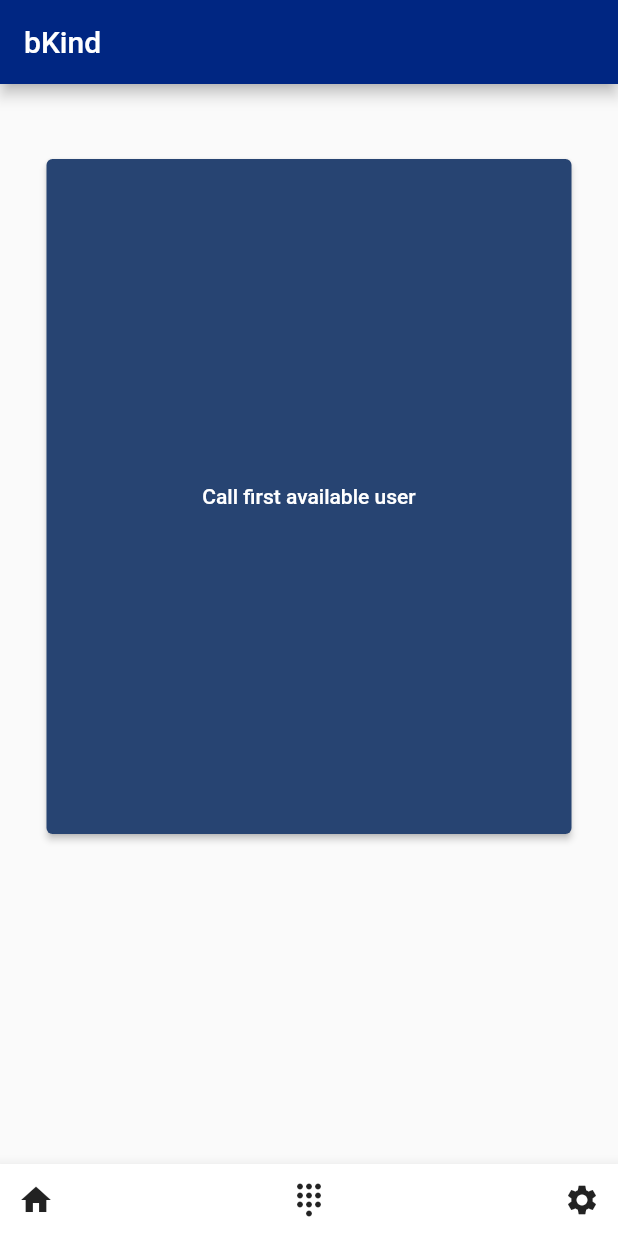
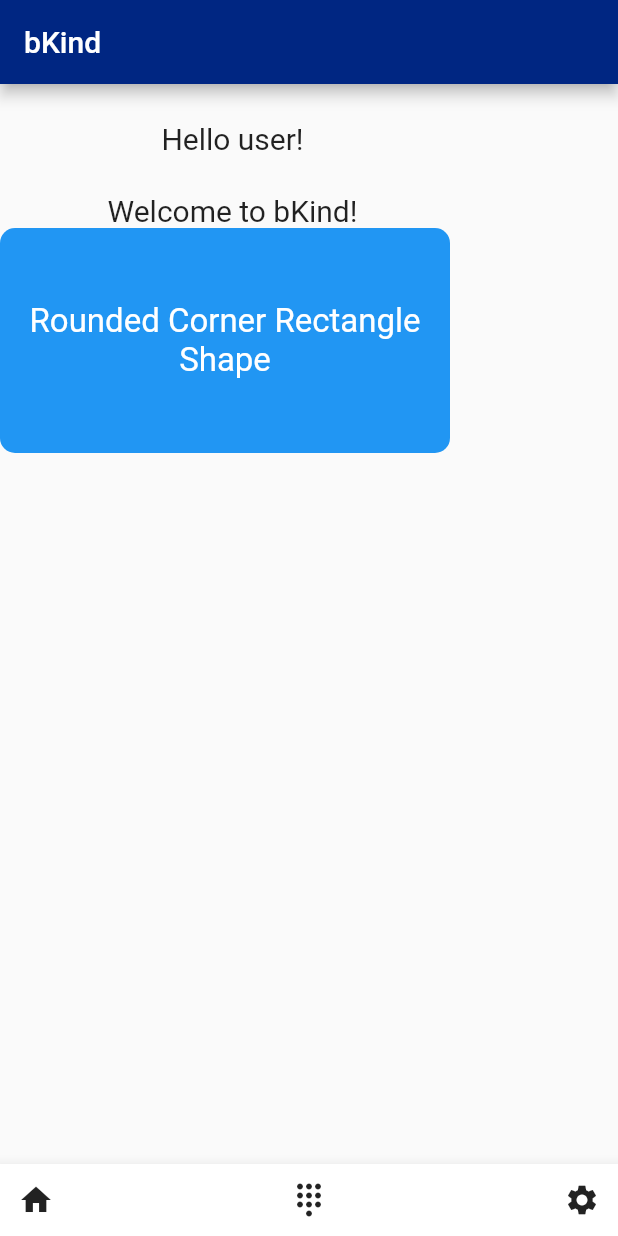
Before and after one commit to therajtiwari/BKind, a Flutter app: the screen it shows after launch, after a tap on the "home" icon, on a phone screen of 412 x 824 dp. Run offline on Flutter 3.47's test engine with Material 2 defaults, Android fonts, the phone set to English and light mode, and no system bars.

Commit message:
new home

```diff
--- a/lib/main.dart
+++ b/lib/main.dart
@@ -5,15 +5,16 @@ import 'package:bkind/screens/welcome_screen.dart';
 import 'package:bkind/screens/login.dart';
 import 'package:bkind/screens/login_signup.dart';
 import 'package:bkind/screens/Home.dart';
+import 'package:bkind/screens/Home_vol.dart';
 import 'package:bkind/utils/constants.dart';
 import 'package:flutter/material.dart';
 
 void main() {
   runApp(
     MaterialApp(
-      initialRoute: '/auth/Home.dart',
+      initialRoute: '/auth/Home_vol.dart',
       routes: {
-        '/': (context) => Home(),
+        '/': (context) => Home_vol(),
         '/auth': (context) => LoginSignupScreen(),
         '/auth/register': (context) => Register(),
         '/auth/login': (context) => Login(),
--- a/lib/screens/Home.dart
+++ b/lib/screens/Home.dart
@@ -17,7 +17,11 @@ class Home extends StatelessWidget {
             Container(
               alignment: Alignment.topCenter,
               margin: EdgeInsets.only(
-                  left: 7.0, right: 7.0, top: 50.0, bottom: 10.0),
+                left: 7.0,
+                right: 7.0,
+                top: 50.0,
+                bottom: 10.0,
+              ),
               child: ElevatedButton(
                 style: ElevatedButton.styleFrom(
                   minimumSize: const Size(350, 450),
--- /dev/null
+++ b/lib/screens/Home_vol.dart
@@ -0,0 +1,94 @@
+import 'package:bkind/utils/constants.dart';
+import 'package:flutter/material.dart';
+
+// void main() => runApp(Home());
+
+class Home_vol extends StatelessWidget {
+  @override
+  Widget build(BuildContext context) {
+    return MaterialApp(
+      home: Scaffold(
+        appBar: AppBar(
+          title: Text('bKind'),
+          backgroundColor: colorDarkBlue,
+        ), //AppBar
+        body: SingleChildScrollView(
+          child: Column(
+            children: [
+              // Container(
+              //   margin: EdgeInsets.only(
+              //     left: 7.0,
+              //     top: 25.0,
+              //   ),
+              //   child: Text(
+              //     "Hello user_name"
+              //   ),
+              // ),
+              Container(
+                // width: 200.0,
+                // height: 100.0,
+                margin: EdgeInsets.only(
+                  left: 10,
+                  top: 25,
+                  // bottom: 0,
+                ),
+                child: Text(
+                  "Hello user!",
+                  style: TextStyle(fontSize: 20),
+                ),
+              ),
+              Container(
+                // width: 200.0,
+                // height: 100.0,
+                margin: EdgeInsets.only(
+                  left: 10,
+                  top: 25,
+                ),
+                child: Text(
+                  "Welcome to bKind!",
+                  style: TextStyle(fontSize: 20),
+                ),
+              ),
+              Container(
+                height: 150.0,
+                width: 300.0,
+                color: Colors.transparent,
+                // margin: EdgeInsets.all(20),
+                child: Container(
+                    decoration: BoxDecoration(
+                        color: Colors.blue,
+                        borderRadius: BorderRadius.all(Radius.circular(10.0))),
+                    child: new Center(
+                      child: new Text(
+                        "Rounded Corner Rectangle Shape",
+                        style: TextStyle(color: Colors.white, fontSize: 22),
+                        textAlign: TextAlign.center,
+                      ),
+                    )),
+              ),
+            ],
+          ),
+        ),
+        bottomNavigationBar: BottomAppBar(
+            child: Row(
+          mainAxisAlignment: MainAxisAlignment.spaceBetween,
+          children: [
+            IconButton(
+              icon: Icon(Icons.home),
+              onPressed: () {},
+            ),
+            IconButton(
+              icon: Icon(Icons.dialpad_outlined),
+              // alignment: Center,
+              onPressed: () {},
+            ),
+            IconButton(
+              icon: Icon(Icons.settings),
+              onPressed: () {},
+            ),
+          ],
+        )),
+      ),
+    );
+  }
+}
--- /dev/null
+++ b/lib/screens/home_blind.dart
@@ -0,0 +1,26 @@
+import 'package:flutter/material.dart';
+
+// void main() => runApp(MyApp());
+
+class MyApp extends StatelessWidget {
+  @override
+  Widget build(BuildContext context) {
+    return MaterialApp(
+        home: Scaffold(
+      appBar: AppBar(title: Text('bKind')), //AppBar
+      body: Column(children: [
+        Container(
+          alignment: Alignment.center,
+          margin:
+              EdgeInsets.only(left: 10.0, right: 10.0, top: 50.0, bottom: 10.0),
+          child: ElevatedButton(
+              style: ElevatedButton.styleFrom(
+                minimumSize: const Size(300, 400), //////// HERE
+              ),
+              child: Text('Call first available user'),
+              onPressed: () {}),
+        )
+      ]),
+    ));
+  }
+}
```
